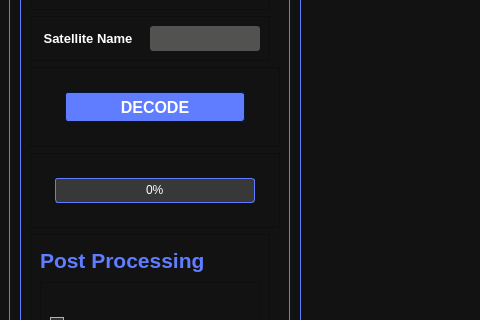
Above: PythonQt/uiFile/mainwindow.ui from JamesOstrowski21/Senior_Design- before the change; both pictures show x 0 to 480 and y 241 to 561 of the 1200 by 750 pixel window. Below: the same form after it.
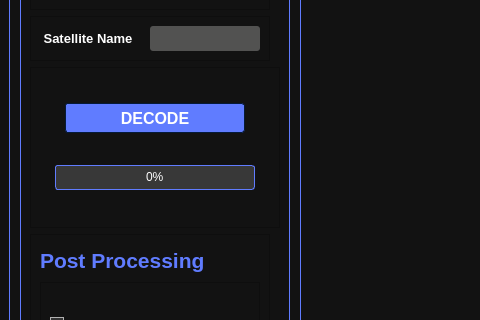
That is the form after the change. Icons and pictures are not drawn.

```diff
--- a/PythonQt/uiFile/mainwindow.ui
+++ b/PythonQt/uiFile/mainwindow.ui
@@ -1588,24 +1588,6 @@
                 </property>
                </widget>
               </item>
-             </layout>
-            </widget>
-           </item>
-           <item>
-            <widget class="QFrame" name="decode_progress">
-             <property name="minimumSize">
-              <size>
-               <width>240</width>
-               <height>30</height>
-              </size>
-             </property>
-             <property name="frameShape">
-              <enum>QFrame::StyledPanel</enum>
-             </property>
-             <property name="frameShadow">
-              <enum>QFrame::Raised</enum>
-             </property>
-             <layout class="QVBoxLayout" name="verticalLayout_3">
               <item alignment="Qt::AlignHCenter">
                <widget class="QProgressBar" name="decode_progress_bar">
                 <property name="minimumSize">
```
Left out of the diff: 24 changed lines with no effect on the pictures. Lines whose indentation alone changed are shown as unchanged.
